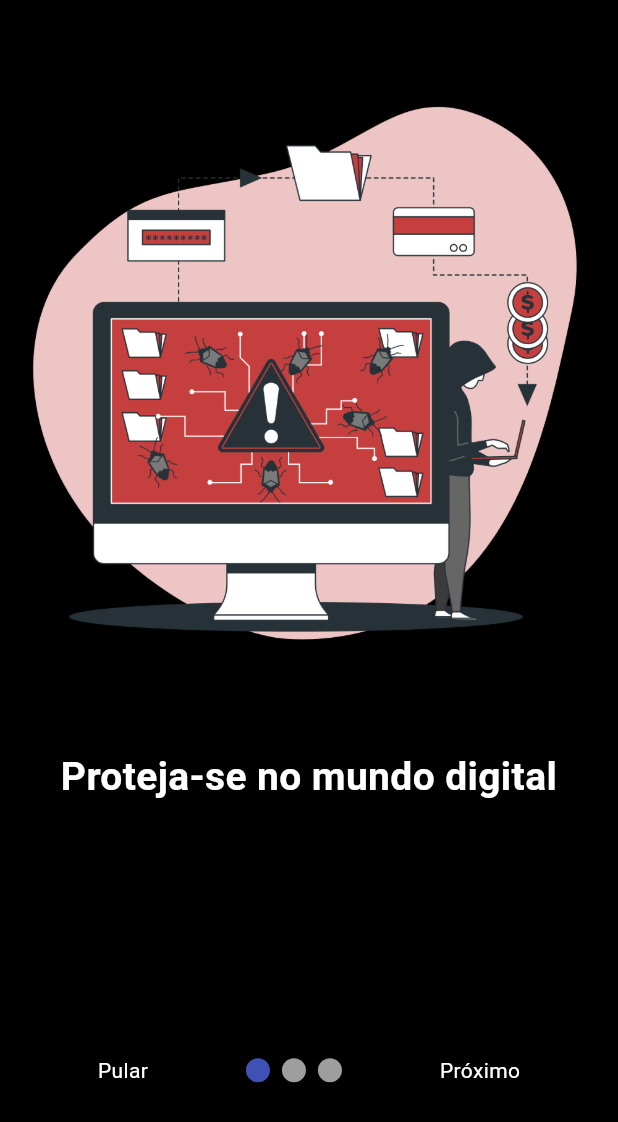
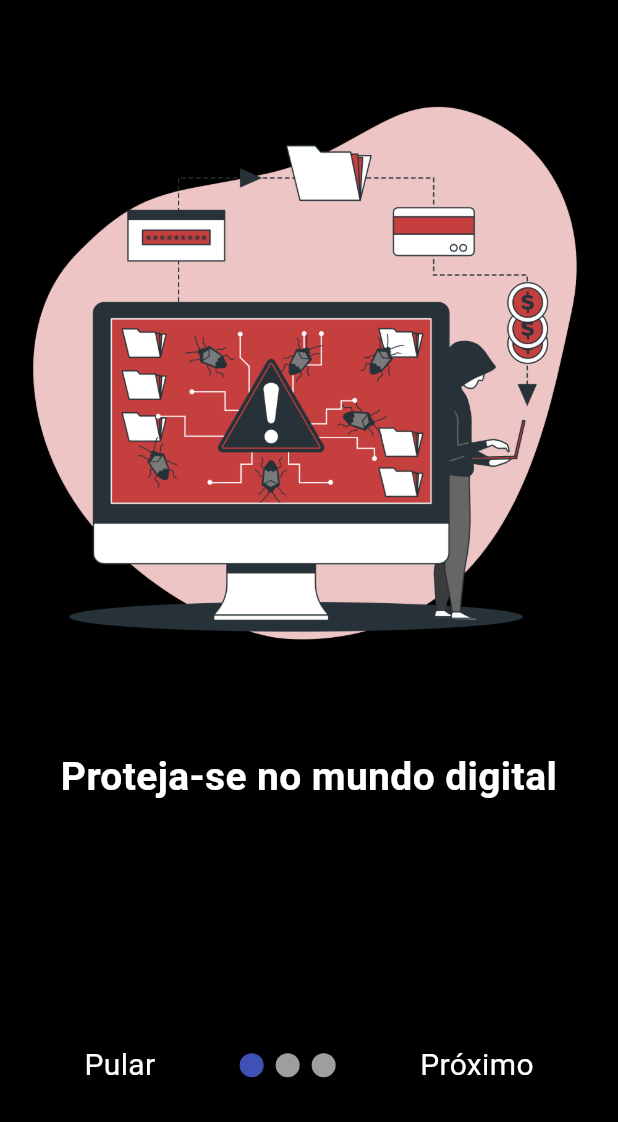
Before and after one commit to CoderGustavo/sherlock, a Flutter app: the screen it shows after launch, on a phone screen of 412 x 824 dp. Shown: the top 1122 px of the screen. Run offline on Flutter 3.47's test engine with Material 3 defaults, Android fonts, the phone set to English and light mode, and no system bars; drawn by our look-alikes of smooth_page_indicator.

Commit message:
Increasing font size

```diff
--- a/lib/view/onboarding_screen.dart
+++ b/lib/view/onboarding_screen.dart
@@ -56,7 +56,7 @@ class _OnBoardingScreenState extends State<OnBoardingScreen> {
                         _controller.jumpToPage(2);
                       },
                       child: Text('Pular',
-                      style: TextStyle(color: Colors.white),),
+                      style: TextStyle(color: Colors.white, fontSize: 20),),
                   ),
 
                   //dot indicator
@@ -73,7 +73,7 @@ class _OnBoardingScreenState extends State<OnBoardingScreen> {
                         ),
                         );
                       },
-                      child: Text('Fim', style: TextStyle(color: Colors.white),)
+                      child: Text('Fim', style: TextStyle(color: Colors.white, fontSize: 20),)
                   )
                   : GestureDetector(
                       onTap: () {
@@ -82,7 +82,7 @@ class _OnBoardingScreenState extends State<OnBoardingScreen> {
                           curve: Curves.easeIn,
                         );
                       },
-                      child: Text('Próximo', style: TextStyle(color: Colors.white),)
+                      child: Text('Próximo', style: TextStyle(color: Colors.white, fontSize: 20),)
                   ),
                 ],
               )),
--- a/lib/view/widgets/infoCard.dart
+++ b/lib/view/widgets/infoCard.dart
@@ -36,7 +36,7 @@ class InfoCard extends StatelessWidget {
                   Text(
                     label,
                     style: TextStyle(
-                      fontSize: 18,
+                      fontSize: 22,
                       fontWeight: FontWeight.bold,
                       color: Colors.black87,
                     ),
```
